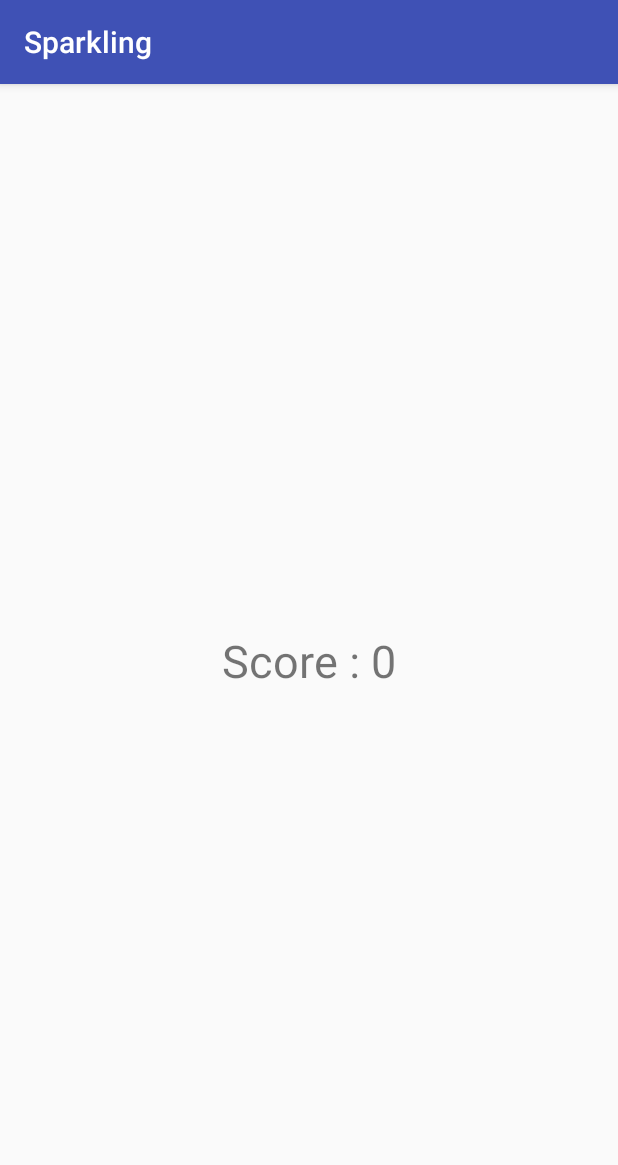
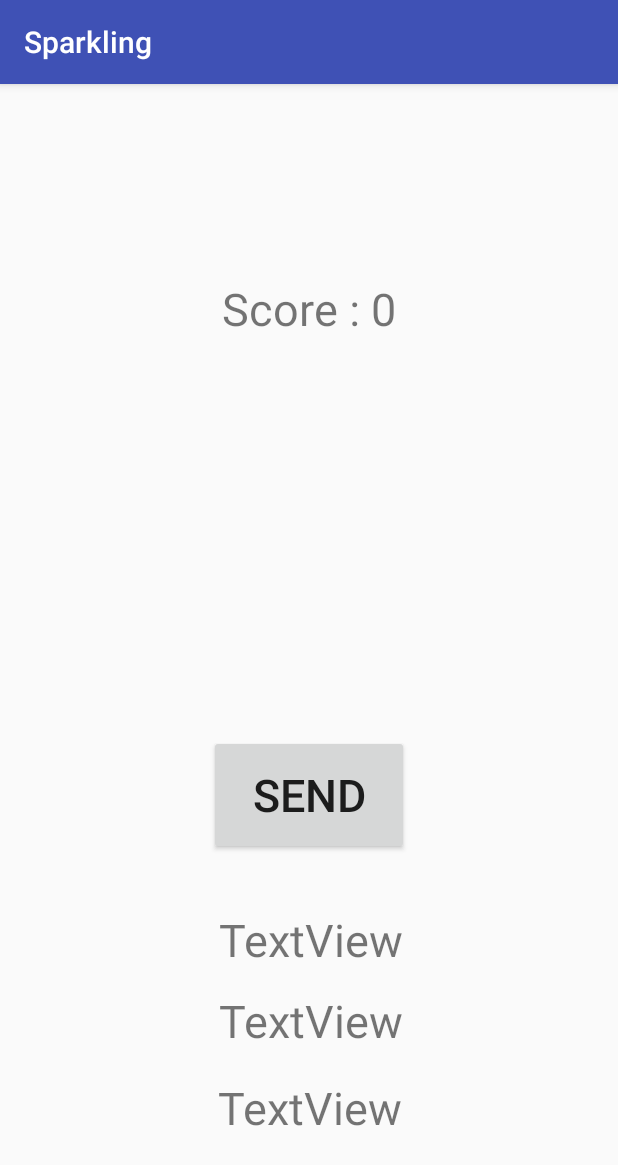
Before and after one commit to roombarunba/Sparkling, an Android app: the ResultActivity screen opened directly, with no data from a screen before it, on a phone screen of 412 x 824 dp. Shown: the top 1165 px of the screen. Run offline under Robolectric (Android 15) with nearby library versions, the phone set to English and light mode, and no system bars; our stand-ins replace Firebase (no records; nobody signed in at launch, a user with empty details on screens opened directly).

Commit message:
ランキングが画面に表示されるように変更

```diff
--- a/app/src/main/java/com/example/nttr/sparkling/ResultActivity.java
+++ b/app/src/main/java/com/example/nttr/sparkling/ResultActivity.java
@@ -4,6 +4,7 @@ import android.content.Intent;
 import android.os.Bundle;
 import android.support.v7.app.AppCompatActivity;
 import android.util.Log;
+import android.view.View;
 import android.widget.TextView;
 
 import com.google.firebase.database.ChildEventListener;
@@ -15,9 +16,19 @@ import com.google.firebase.database.Query;
 
 import java.util.UUID;
 
-public class ResultActivity extends AppCompatActivity {
+public class ResultActivity extends AppCompatActivity implements View.OnClickListener{
 
     TextView mScoreText;
+
+    int score;
+    String place;
+    boolean first = true;
+
+    TextView textOne;
+    TextView textTwo;
+    TextView textThree;
+
+    int count = 0;
 
     @Override
     protected void onCreate(Bundle savedInstanceState) {
@@ -26,12 +37,14 @@ public class ResultActivity extends AppCompatActivity {
 
         mScoreText = (TextView) findViewById(R.id.ScoreResult);
 
+        textOne = (TextView) findViewById(R.id.rankOne);
+        textTwo = (TextView) findViewById(R.id.rankTwo);
+        textThree = (TextView) findViewById(R.id.rankThree);
+
         Intent intent = getIntent();
         int score = intent.getIntExtra("score", 0);
 
         mScoreText.setText("Score : " + score);
-
-        sendMessage("place", score);
     }
 
 
@@ -40,7 +53,7 @@ public class ResultActivity extends AppCompatActivity {
 //        return database.getReference(MESSAGE_STORE); // MESSAGE_STORE = "message"
 //    }
 
-    private void sendMessage(String place, int score) {
+    private void sendMessage() {
         final Data data = new Data(place, score);
         String token = UUID.randomUUID().toString();
 
@@ -49,13 +62,26 @@ public class ResultActivity extends AppCompatActivity {
         myRef.child(token).setValue(data);
 
         Query query = myRef.orderByChild("sort_score");
-        query.limitToFirst(10).addChildEventListener(
+        query.limitToFirst(3).addChildEventListener(
                 new ChildEventListener() {
                     @Override
                     public void onChildAdded(DataSnapshot dataSnapshot, String s) {
                         Log.d("aaa", "aaaaa");
-                        int nScore = dataSnapshot.child("score").getValue(Integer.class);
-                        String nPlace = dataSnapshot.child("place").getValue(String.class);
+                        int nScore = 0;
+                        String nPlace = "";
+                        if(count != 0){
+                            nScore = dataSnapshot.child("score").getValue(Integer.class);
+                            nPlace = dataSnapshot.child("place").getValue(String.class);
+                        }
+                        if(count == 1){
+                            textOne.setText("score : " + nScore + ", place : " + nPlace);
+                        }else if(count == 2){
+                            textTwo.setText("score : " + nScore + ", place : " + nPlace);
+                        }else if(count == 3){
+                            textThree.setText("score : " + nScore + ", place : " + nPlace);
+                            count = -1;
+                        }
+                        count++;
                     }
 
                     @Override
@@ -82,4 +108,11 @@ public class ResultActivity extends AppCompatActivity {
     }
 
 
+    @Override
+    public void onClick(View v) {
+        if(first){
+            first = false;
+            sendMessage();
+        }
+    }
 }
--- a/app/src/main/res/layout/activity_result.xml
+++ b/app/src/main/res/layout/activity_result.xml
@@ -19,5 +19,64 @@
         app:layout_constraintBottom_toBottomOf="parent"
         app:layout_constraintEnd_toEndOf="parent"
         app:layout_constraintStart_toStartOf="parent"
-        app:layout_constraintTop_toTopOf="parent" />
+        app:layout_constraintTop_toTopOf="parent"
+        app:layout_constraintVertical_bias="0.171" />
+
+    <Button
+        android:id="@+id/button2"
+        android:layout_width="133dp"
+        android:layout_height="80dp"
+        android:layout_marginBottom="36dp"
+        android:onClick="onClick"
+        android:text="Send"
+        android:textSize="30sp"
+        app:layout_constraintBottom_toTopOf="@+id/rankOne"
+        app:layout_constraintEnd_toEndOf="parent"
+        app:layout_constraintHorizontal_bias="0.501"
+        app:layout_constraintStart_toStartOf="parent" />
+
+    <TextView
+        android:id="@+id/rankTwo"
+        android:layout_width="349dp"
+        android:layout_height="38dp"
+        android:layout_marginBottom="20dp"
+        android:layout_marginEnd="8dp"
+        android:layout_marginStart="8dp"
+        android:text="TextView"
+        android:textAlignment="center"
+        android:textSize="30sp"
+        app:layout_constraintBottom_toTopOf="@+id/rankThree"
+        app:layout_constraintEnd_toEndOf="parent"
+        app:layout_constraintHorizontal_bias="0.508"
+        app:layout_constraintStart_toStartOf="parent" />
+
+    <TextView
+        android:id="@+id/rankOne"
+        android:layout_width="348dp"
+        android:layout_height="38dp"
+        android:layout_marginBottom="16dp"
+        android:layout_marginEnd="8dp"
+        android:layout_marginStart="8dp"
+        android:text="TextView"
+        android:textAlignment="center"
+        android:textSize="30sp"
+        app:layout_constraintBottom_toTopOf="@+id/rankTwo"
+        app:layout_constraintEnd_toEndOf="parent"
+        app:layout_constraintHorizontal_bias="0.508"
+        app:layout_constraintStart_toStartOf="parent" />
+
+    <TextView
+        android:id="@+id/rankThree"
+        android:layout_width="346dp"
+        android:layout_height="38dp"
+        android:layout_marginBottom="68dp"
+        android:layout_marginEnd="8dp"
+        android:layout_marginStart="8dp"
+        android:text="TextView"
+        android:textAlignment="center"
+        android:textSize="30sp"
+        app:layout_constraintBottom_toBottomOf="parent"
+        app:layout_constraintEnd_toEndOf="parent"
+        app:layout_constraintHorizontal_bias="0.508"
+        app:layout_constraintStart_toStartOf="parent" />
 </android.support.constraint.ConstraintLayout>
```
